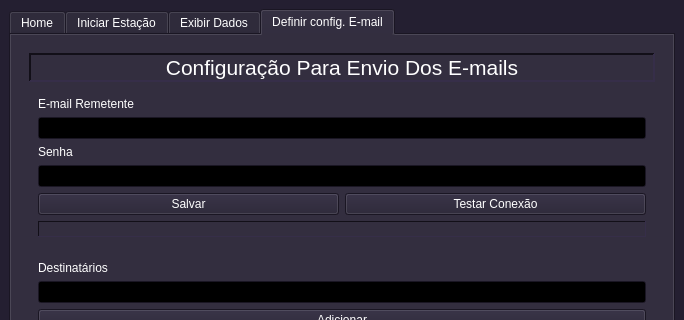
Before: the Qt Designer form interface.ui in Fat83dotcom/Interface_Estacao, drawn with Qt 5; both pictures show x 0 to 684 and y 0 to 320 of the 684 by 674 pixel window.
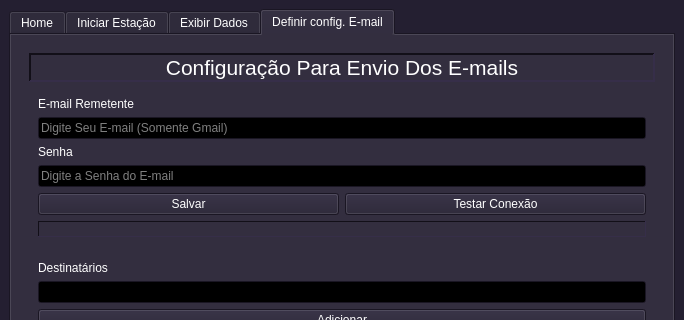
After: the same form once the commit is applied. Icons and pictures are not drawn.

Commit message: echomode para password no campo de entrada da senha

Patch:
```diff
--- a/interface.ui
+++ b/interface.ui
@@ -1445,7 +1445,11 @@
              </widget>
             </item>
             <item row="1" column="0" colspan="2">
-             <widget class="QLineEdit" name="emailUsuario"/>
+             <widget class="QLineEdit" name="emailUsuario">
+              <property name="placeholderText">
+               <string>Digite Seu E-mail (Somente Gmail)</string>
+              </property>
+             </widget>
             </item>
             <item row="2" column="0" colspan="2">
              <widget class="QLabel" name="label_23">
@@ -1455,7 +1459,14 @@
              </widget>
             </item>
             <item row="3" column="0" colspan="2">
-             <widget class="QLineEdit" name="senhaUsuario"/>
+             <widget class="QLineEdit" name="senhaUsuario">
+              <property name="echoMode">
+               <enum>QLineEdit::Password</enum>
+              </property>
+              <property name="placeholderText">
+               <string>Digite a Senha do E-mail</string>
+              </property>
+             </widget>
             </item>
             <item row="4" column="0">
              <widget class="QPushButton" name="btnSalvarUsuarioSenha">
```
The commit also changes 1 other file.
